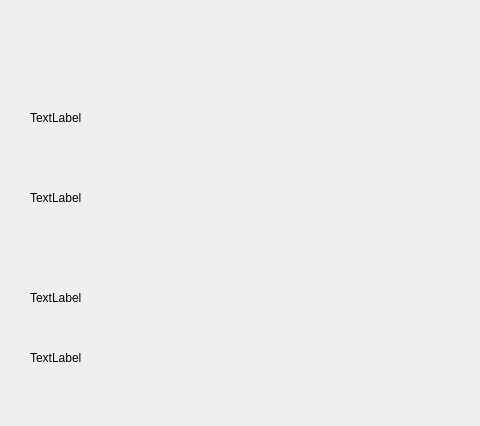
Old version of the form Client1/LobbyPage.ui in the repository Paul-Podoleanu/ProjectModernCpp; both pictures show x 0 to 480 and y 0 to 426 of the 1200 by 600 pixel window.
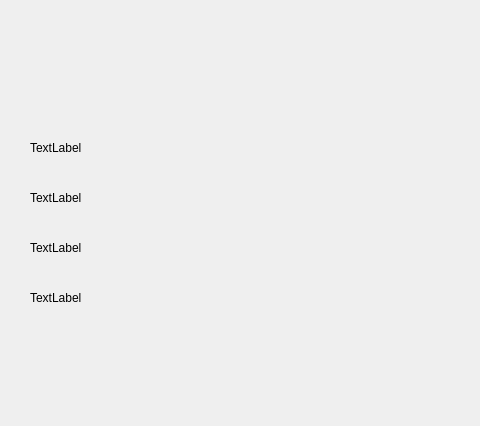
New version of the form.

What changed in the file:
```diff
--- a/Client1/LobbyPage.ui
+++ b/Client1/LobbyPage.ui
@@ -34,7 +34,7 @@
     <property name="geometry">
      <rect>
       <x>30</x>
-      <y>110</y>
+      <y>140</y>
       <width>251</width>
       <height>16</height>
      </rect>
@@ -60,7 +60,7 @@
     <property name="geometry">
      <rect>
       <x>30</x>
-      <y>290</y>
+      <y>240</y>
       <width>251</width>
       <height>16</height>
      </rect>
@@ -73,7 +73,7 @@
     <property name="geometry">
      <rect>
       <x>30</x>
-      <y>350</y>
+      <y>290</y>
       <width>251</width>
       <height>16</height>
      </rect>
```
